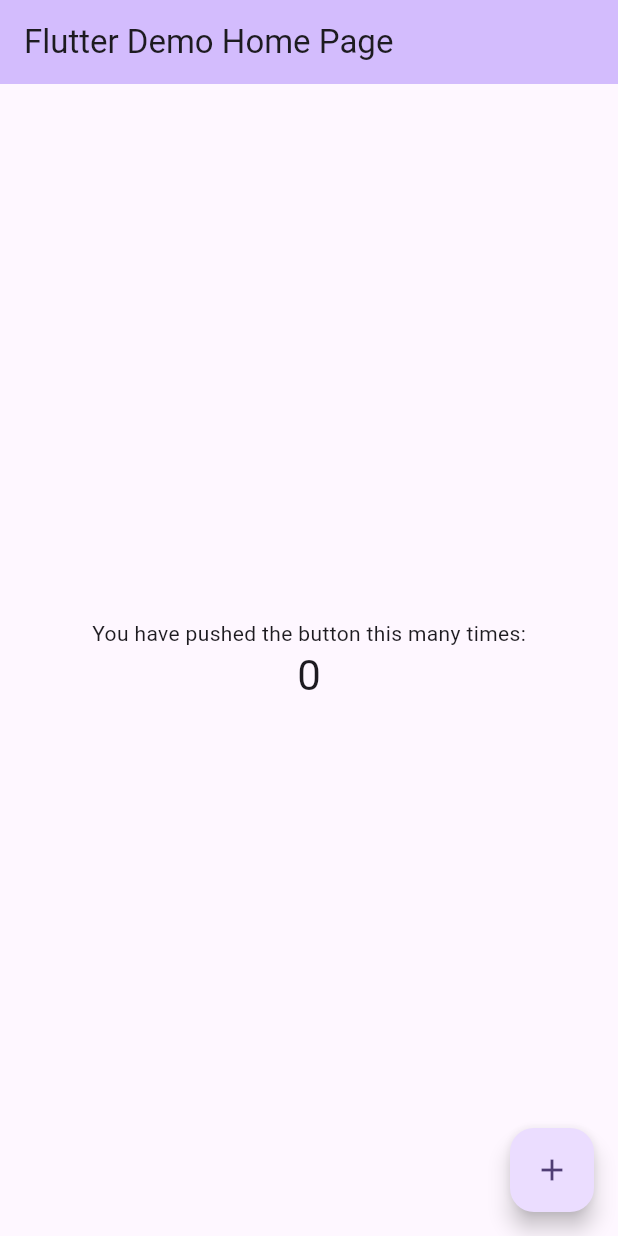
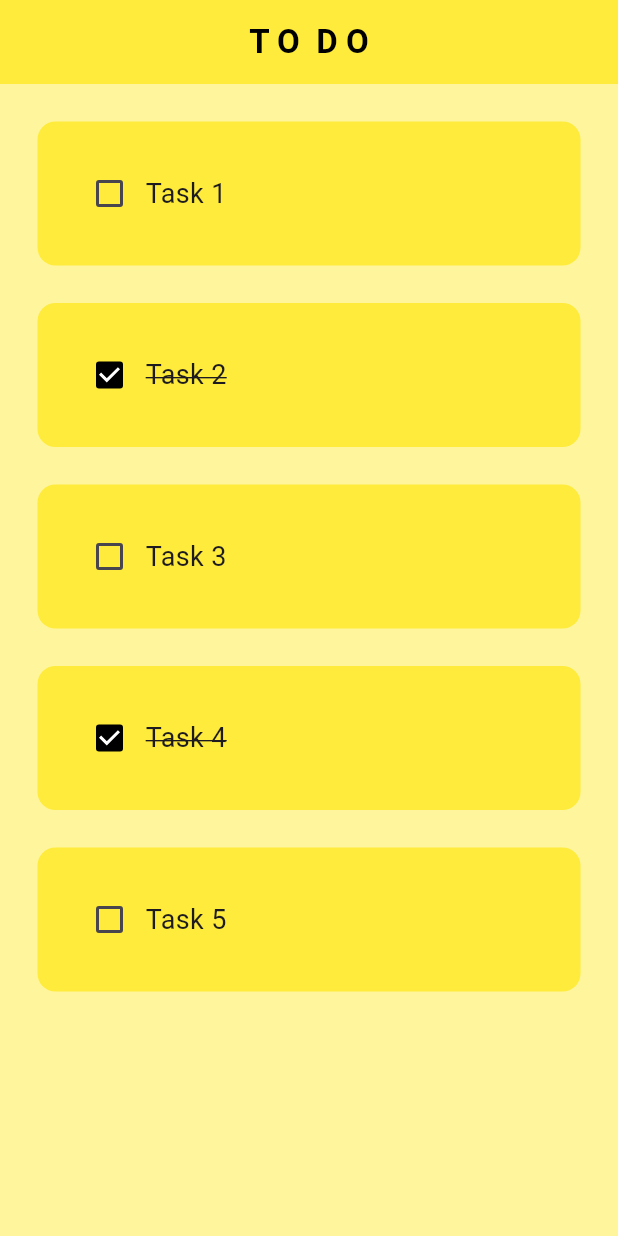
Before and after one commit to divyanshu1810/todo_flutter, a Flutter app: the screen it shows after launch, on a phone screen of 412 x 824 dp. Run offline on Flutter 3.47's test engine with Material 3 defaults, Android fonts, the phone set to English and light mode, and no system bars.

Commit message:
feat: add todos

```diff
--- a/lib/main.dart
+++ b/lib/main.dart
@@ -1,4 +1,5 @@
 import 'package:flutter/material.dart';
+import 'package:todo_app/pages/home_page.dart';
 
 void main() {
   runApp(const MyApp());
@@ -7,119 +8,12 @@ void main() {
 class MyApp extends StatelessWidget {
   const MyApp({super.key});
 
-  // This widget is the root of your application.
   @override
   Widget build(BuildContext context) {
     return MaterialApp(
-      title: 'Flutter Demo',
-      theme: ThemeData(
-        // This is the theme of your application.
-        //
-        // TRY THIS: Try running your application with "flutter run". You'll see
-        // the application has a purple toolbar. Then, without quitting the app,
-        // try changing the seedColor in the colorScheme below to Colors.green
-        // and then invoke "hot reload" (save your changes or press the "hot
-        // reload" button in a Flutter-supported IDE, or press "r" if you used
-        // the command line to start the app).
-        //
-        // Notice that the counter didn't reset back to zero; the application
-        // state is not lost during the reload. To reset the state, use hot
-        // restart instead.
-        //
-        // This works for code too, not just values: Most code changes can be
-        // tested with just a hot reload.
-        colorScheme: ColorScheme.fromSeed(seedColor: Colors.deepPurple),
-        useMaterial3: true,
-      ),
-      home: const MyHomePage(title: 'Flutter Demo Home Page'),
+      debugShowCheckedModeBanner: false,
+      home: const HomPage(),
+      theme: ThemeData(primarySwatch: Colors.yellow),
     );
   }
 }
-
-class MyHomePage extends StatefulWidget {
-  const MyHomePage({super.key, required this.title});
-
-  // This widget is the home page of your application. It is stateful, meaning
-  // that it has a State object (defined below) that contains fields that affect
-  // how it looks.
-
-  // This class is the configuration for the state. It holds the values (in this
-  // case the title) provided by the parent (in this case the App widget) and
-  // used by the build method of the State. Fields in a Widget subclass are
-  // always marked "final".
-
-  final String title;
-
-  @override
-  State<MyHomePage> createState() => _MyHomePageState();
-}
-
-class _MyHomePageState extends State<MyHomePage> {
-  int _counter = 0;
-
-  void _incrementCounter() {
-    setState(() {
-      // This call to setState tells the Flutter framework that something has
-      // changed in this State, which causes it to rerun the build method below
-      // so that the display can reflect the updated values. If we changed
-      // _counter without calling setState(), then the build method would not be
-      // called again, and so nothing would appear to happen.
-      _counter++;
-    });
-  }
-
-  @override
-  Widget build(BuildContext context) {
-    // This method is rerun every time setState is called, for instance as done
-    // by the _incrementCounter method above.
-    //
-    // The Flutter framework has been optimized to make rerunning build methods
-    // fast, so that you can just rebuild anything that needs updating rather
-    // than having to individually change instances of widgets.
-    return Scaffold(
-      appBar: AppBar(
-        // TRY THIS: Try changing the color here to a specific color (to
-        // Colors.amber, perhaps?) and trigger a hot reload to see the AppBar
-        // change color while the other colors stay the same.
-        backgroundColor: Theme.of(context).colorScheme.inversePrimary,
-        // Here we take the value from the MyHomePage object that was created by
-        // the App.build method, and use it to set our appbar title.
-        title: Text(widget.title),
-      ),
-      body: Center(
-        // Center is a layout widget. It takes a single child and positions it
-        // in the middle of the parent.
-        child: Column(
-          // Column is also a layout widget. It takes a list of children and
-          // arranges them vertically. By default, it sizes itself to fit its
-          // children horizontally, and tries to be as tall as its parent.
-          //
-          // Column has various properties to control how it sizes itself and
-          // how it positions its children. Here we use mainAxisAlignment to
-          // center the children vertically; the main axis here is the vertical
-          // axis because Columns are vertical (the cross axis would be
-          // horizontal).
-          //
-          // TRY THIS: Invoke "debug painting" (choose the "Toggle Debug Paint"
-          // action in the IDE, or press "p" in the console), to see the
-          // wireframe for each widget.
-          mainAxisAlignment: MainAxisAlignment.center,
-          children: <Widget>[
-            const Text(
-              'You have pushed the button this many times:',
-            ),
-            Text(
-              '$_counter',
-              style: Theme.of(context).textTheme.headlineMedium,
-            ),
-          ],
-        ),
-      ),
-      floatingActionButton: FloatingActionButton(
-        onPressed: _incrementCounter,
-        tooltip: 'Increment',
-        child: const Icon(Icons.add),
-      ), // This trailing comma makes auto-formatting nicer for build methods.
-    );
-  }
-}
--- /dev/null
+++ b/lib/pages/home_page.dart
@@ -0,0 +1,51 @@
+import 'package:flutter/material.dart';
+import 'package:todo_app/utils/todo_tile.dart';
+
+class HomPage extends StatefulWidget {
+  const HomPage({super.key});
+
+  @override
+  State<HomPage> createState() => _HomPageState();
+}
+
+class _HomPageState extends State<HomPage> {
+  List todoList = [
+    ['Task 1', false],
+    ['Task 2', true],
+    ['Task 3', false],
+    ['Task 4', true],
+    ['Task 5', false],
+  ];
+
+  void checkBoxChanged(bool? value, int index) {
+    setState(() {
+      todoList[index][1] = !todoList[index][1];
+    });
+  }
+
+  @override
+  Widget build(BuildContext context) {
+    return Scaffold(
+      backgroundColor: Colors.yellow[200],
+      appBar: AppBar(
+        backgroundColor: Colors.yellow,
+        title: const Text(
+          'T O  D O',
+          style: TextStyle(fontWeight: FontWeight.bold, color: Colors.black),
+        ),
+        centerTitle: true,
+        elevation: 0,
+      ),
+      body: ListView.builder(
+        itemCount: todoList.length,
+        itemBuilder: (context, index) {
+          return TodoTile(
+            taskName: todoList[index][0],
+            taskCompleted: todoList[index][1],
+            onChanged: (value) => checkBoxChanged(value, index),
+          );
+        },
+      ),
+    );
+  }
+}
--- /dev/null
+++ b/lib/utils/todo_tile.dart
@@ -0,0 +1,44 @@
+import 'package:flutter/material.dart';
+
+// ignore: must_be_immutable
+class TodoTile extends StatelessWidget {
+  final String taskName;
+  final bool taskCompleted;
+  Function(bool?)? onChanged;
+
+  TodoTile({
+    super.key,
+    required this.taskName,
+    required this.taskCompleted,
+    required this.onChanged,
+  });
+
+  @override
+  Widget build(BuildContext context) {
+    return Padding(
+      padding: const EdgeInsets.only(left: 25.0, right: 25.0, top: 25.0),
+      child: Container(
+        padding: const EdgeInsets.all(24),
+        decoration: BoxDecoration(
+          color: Colors.yellow,
+          borderRadius: BorderRadius.circular(12),
+        ),
+        child: Row(
+          children: [
+            Checkbox(
+                value: taskCompleted,
+                activeColor: Colors.black,
+                onChanged: onChanged),
+            Text(taskName,
+                style: TextStyle(
+                  fontSize: 18,
+                  decoration: taskCompleted
+                      ? TextDecoration.lineThrough
+                      : TextDecoration.none,
+                )),
+          ],
+        ),
+      ),
+    );
+  }
+}
```
